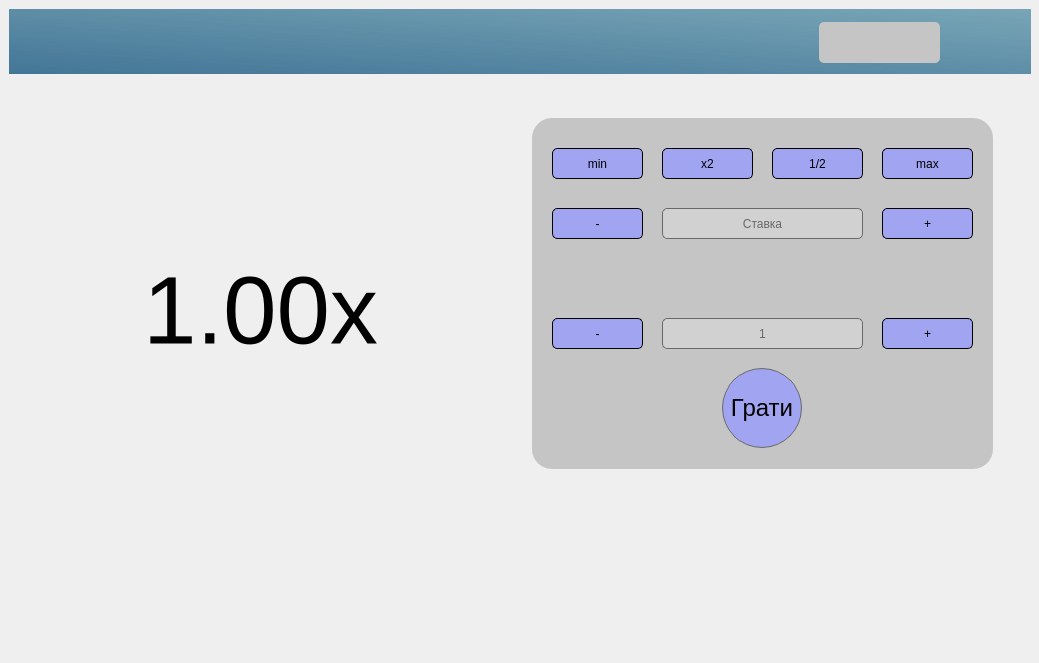
First picture: the form in crash.ui, repository Barsh4ec/Authorization, before the edit.
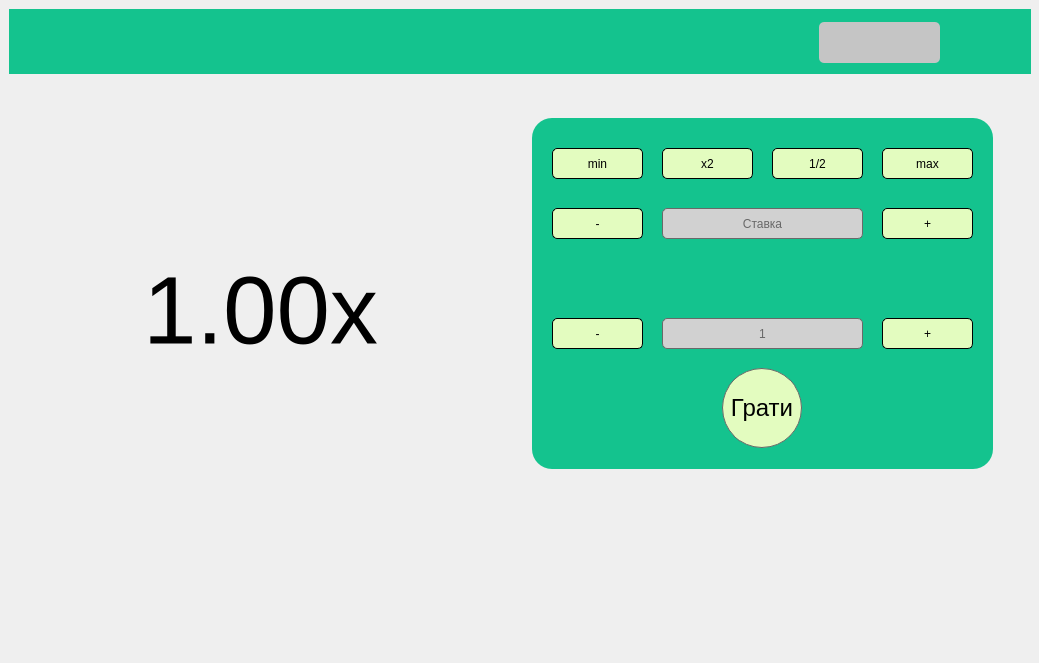
Second picture: the form after the edit. Icons and pictures are not drawn.

```diff
--- a/crash.ui
+++ b/crash.ui
@@ -32,7 +32,7 @@
     </size>
    </property>
    <property name="styleSheet">
-    <string notr="true">background: #C5C5C5;
+    <string notr="true">background: #14C38E;
 border-radius: 20px;</string>
    </property>
    <widget class="QPushButton" name="min_value_button">
@@ -47,7 +47,7 @@
     <property name="styleSheet">
      <string notr="true">color: black;
 border-radius: 5px;
-background: #A1A5F1;
+background: #E3FCBF;
 border-color: black;
 border-style: solid;
 border-width: 1px;</string>
@@ -68,7 +68,7 @@
     <property name="styleSheet">
      <string notr="true">color: black;
 border-radius: 5px;
-background: #A1A5F1;
+background: #E3FCBF;
 border-color: black;
 border-style: solid;
 border-width: 1px;</string>
@@ -89,7 +89,7 @@
     <property name="styleSheet">
      <string notr="true">color: black;
 border-radius: 5px;
-background: #A1A5F1;
+background: #E3FCBF;
 border-color: black;
 border-style: solid;
 border-width: 1px;</string>
@@ -110,7 +110,7 @@
     <property name="styleSheet">
      <string notr="true">color: black;
 border-radius: 5px;
-background: #A1A5F1;
+background: #E3FCBF;
 border-color: black;
 border-style: solid;
 border-width: 1px;</string>
@@ -131,7 +131,7 @@
     <property name="styleSheet">
      <string notr="true">color: black;
 border-radius: 5px;
-background: #A1A5F1;
+background: #E3FCBF;
 border-color: black;
 border-style: solid;
 border-width: 1px;</string>
@@ -175,7 +175,7 @@
     <property name="styleSheet">
      <string notr="true">color: black;
 border-radius: 5px;
-background: #A1A5F1;
+background: #E3FCBF;
 border-color: black;
 border-style: solid;
 border-width: 1px;</string>
@@ -214,7 +214,7 @@
     <property name="styleSheet">
      <string notr="true">color: black;
 border-radius: 5px;
-background: #A1A5F1;
+background: #E3FCBF;
 border-color: black;
 border-style: solid;
 border-width: 1px;</string>
@@ -258,7 +258,7 @@
     <property name="styleSheet">
      <string notr="true">color: black;
 border-radius: 5px;
-background: #A1A5F1;
+background: #E3FCBF;
 border-color: black;
 border-style: solid;
 border-width: 1px;</string>
@@ -286,7 +286,7 @@
     </property>
     <property name="styleSheet">
      <string notr="true">border-radius: 40px;
-background: #A1A5F1;
+background: #E3FCBF;
 border-color: #696969;
 border-style: solid;
 border-width: 1px;</string>
@@ -360,7 +360,7 @@
     </size>
    </property>
    <property name="styleSheet">
-    <string notr="true">background: qlineargradient(spread:pad, x1:1, y1:0, x2:0, y2:1, stop:0 rgba(54, 126, 152, 164), stop:1 rgba(0, 70, 116, 183))</string>
+    <string notr="true">background:#14C38E;</string>
    </property>
    <widget class="QLabel" name="userbalance">
     <property name="geometry">
```
